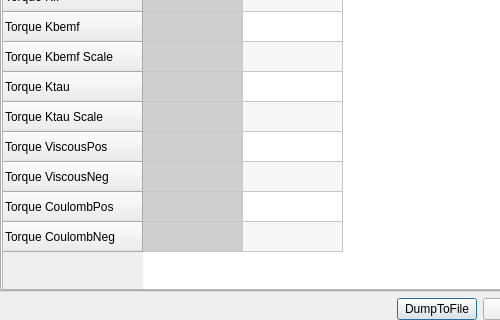
robotology/yarp, file src/yarpmotorgui/piddlg.ui: the form before one commit; both pictures show x 0 to 500 and y 333 to 653 of the 735 by 653 pixel window.
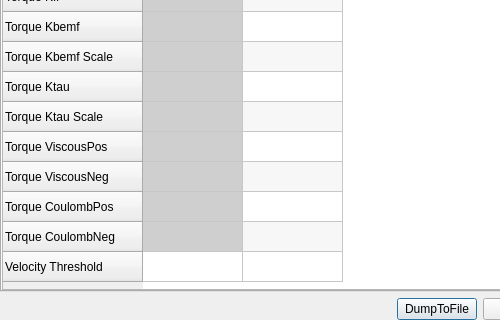
The form after the commit.

Commit message: Add velocityThres param for torque control

```diff
--- a/src/yarpmotorgui/piddlg.ui
+++ b/src/yarpmotorgui/piddlg.ui
@@ -936,6 +936,11 @@
            <string>Torque CoulombNeg</string>
           </property>
          </row>
+         <row>
+          <property name="text">
+           <string>Velocity Threshold</string>
+          </property>
+         </row>
          <column>
           <property name="text">
            <string>Current</string>
```
The commit also changes 11 other files.
